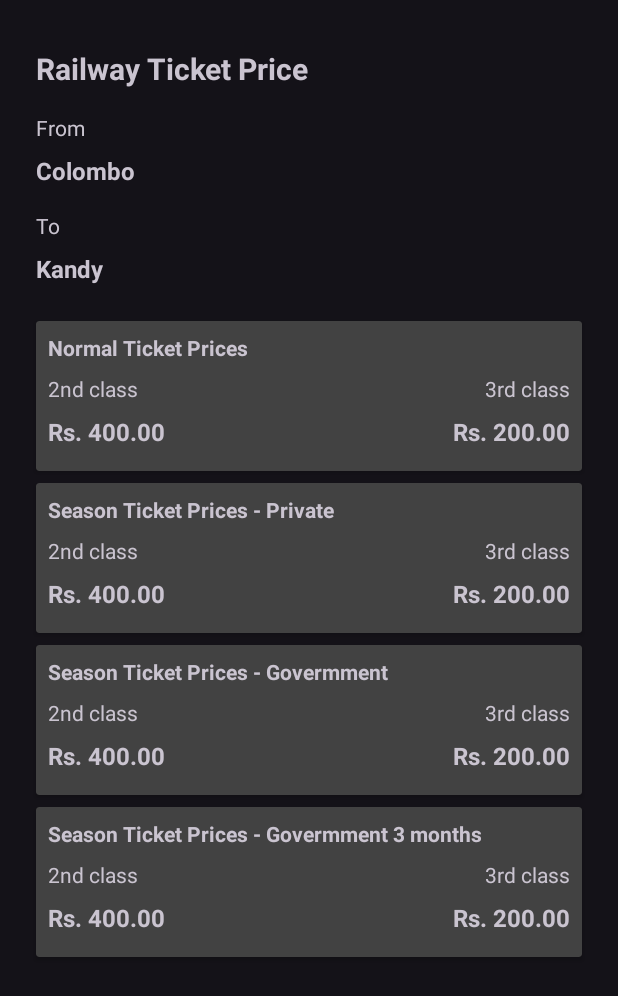
After one commit to sandikasath99/RailSynC_SriLanka, an Android app: the ViewTicketPricing screen opened directly, with no data from a screen before it, on a phone screen of 412 x 824 dp. The commit adds this screen. Shown: the top 996 px of the screen. Run offline under Robolectric (Android 15) with nearby library versions, the phone set to English and light mode, and no system bars.

Commit message:
Add view ticket price

```diff
--- a/app/src/main/AndroidManifest.xml
+++ b/app/src/main/AndroidManifest.xml
@@ -22,6 +22,9 @@
         android:supportsRtl="true"
         android:theme="@style/Theme.RailSynCSriLanka"
         tools:targetApi="31">
+        <activity
+            android:name=".ViewTicketPricing"
+            android:exported="false" />
         <activity
             android:name=".Search_Train_Shedule"
             android:exported="false" />
--- a/app/src/main/java/uk/ac/wlv/railsyncsrilanka/Ticket_Pricing.java
+++ b/app/src/main/java/uk/ac/wlv/railsyncsrilanka/Ticket_Pricing.java
@@ -2,13 +2,109 @@ package uk.ac.wlv.railsyncsrilanka;
 
 import androidx.appcompat.app.AppCompatActivity;
 
+import android.content.Intent;
 import android.os.Bundle;
+import android.view.View;
+import android.widget.AdapterView;
+import android.widget.ArrayAdapter;
+import android.widget.AutoCompleteTextView;
+import android.widget.Button;
+import android.widget.Toast;
+
+import java.util.ArrayList;
+
+import retrofit2.Call;
+import retrofit2.Callback;
+import retrofit2.Response;
+import retrofit2.Retrofit;
+import uk.ac.wlv.railsyncsrilanka.api.MyApiCall;
+import uk.ac.wlv.railsyncsrilanka.api.RetrofitClient;
+import uk.ac.wlv.railsyncsrilanka.model.StationModel;
 
 public class Ticket_Pricing extends AppCompatActivity {
+    private MyApiCall myApiCall;
+    private ArrayList<StationModel> stationModels;
+    AutoCompleteTextView autoCompleteTxt,autoCompleteTxt2;
+    ArrayAdapter<String> adapterItems,adapterItems2;
+
+    private String startStation,endStation;
+
 
     @Override
     protected void onCreate(Bundle savedInstanceState) {
         super.onCreate(savedInstanceState);
         setContentView(R.layout.activity_ticket_pricing);
+
+        Retrofit retrofitClient = RetrofitClient.getClient();
+
+        autoCompleteTxt = findViewById(R.id.ACT1);
+        autoCompleteTxt2 = findViewById(R.id.ACT2);
+
+        myApiCall=retrofitClient.create(MyApiCall.class);
+        Call<ArrayList<StationModel>> call = myApiCall.getStations();
+
+        call.enqueue(new Callback<ArrayList<StationModel>>() {
+            @Override
+            public void onResponse(Call<ArrayList<StationModel>> call, Response<ArrayList<StationModel>> response) {
+                stationModels=response.body();
+
+                // Initialize the items array
+                String[] items = new String[stationModels.size()];
+
+                for (int i = 0; i < stationModels.size(); i++) {
+                    // Get the current StationItem object
+                    StationModel stationModel = stationModels.get(i);
+                    // Extract the name and store it in the array
+                    items[i] = stationModel.getName();
+                }
+
+
+                adapterItems = new ArrayAdapter<String>(Ticket_Pricing.this, R.layout.list_item,items);
+                autoCompleteTxt.setAdapter(adapterItems);
+
+                adapterItems2 = new ArrayAdapter<String>(Ticket_Pricing.this, R.layout.list_item,items);
+                autoCompleteTxt2.setAdapter(adapterItems2);
+            }
+
+            @Override
+            public void onFailure(Call<ArrayList<StationModel>> call, Throwable t) {
+                Toast.makeText(Ticket_Pricing.this, "Fail", Toast.LENGTH_SHORT).show();
+                t.printStackTrace();
+            }
+        });
+
+        autoCompleteTxt.setOnItemClickListener(new AdapterView.OnItemClickListener(){
+            @Override
+            public void onItemClick(AdapterView<?> parent, View view, int position, long id) {
+                String item = parent.getItemAtPosition(position).toString();
+                startStation = item;
+            }
+        });
+
+        autoCompleteTxt2.setOnItemClickListener(new AdapterView.OnItemClickListener(){
+            @Override
+            public void onItemClick(AdapterView<?> parent, View view, int position, long id) {
+                String item = parent.getItemAtPosition(position).toString();
+                endStation = item;
+
+            }
+        });
+
+        findViewById(R.id.viewBtn).setOnClickListener(new View.OnClickListener() {
+            @Override
+            public void onClick(View v) {
+                if(startStation==null){
+                    Toast.makeText(Ticket_Pricing.this, "Please Select Start Station", Toast.LENGTH_SHORT).show();
+                }else if (endStation==null){
+                    Toast.makeText(Ticket_Pricing.this, "Please Select End Station", Toast.LENGTH_SHORT).show();
+                }else {
+                    Intent intent = new Intent(Ticket_Pricing.this, ViewTicketPricing.class);
+                    intent.putExtra("startStation",startStation);
+                    intent.putExtra("endStation",endStation);
+                    startActivity(intent);
+                }
+            }
+        });
+
     }
 }
--- /dev/null
+++ b/app/src/main/java/uk/ac/wlv/railsyncsrilanka/ViewTicketPricing.java
@@ -0,0 +1,24 @@
+package uk.ac.wlv.railsyncsrilanka;
+
+import android.os.Bundle;
+
+import androidx.activity.EdgeToEdge;
+import androidx.appcompat.app.AppCompatActivity;
+import androidx.core.graphics.Insets;
+import androidx.core.view.ViewCompat;
+import androidx.core.view.WindowInsetsCompat;
+
+public class ViewTicketPricing extends AppCompatActivity {
+
+    @Override
+    protected void onCreate(Bundle savedInstanceState) {
+        super.onCreate(savedInstanceState);
+        EdgeToEdge.enable(this);
+        setContentView(R.layout.activity_view_ticket_pricing);
+        ViewCompat.setOnApplyWindowInsetsListener(findViewById(R.id.main), (v, insets) -> {
+            Insets systemBars = insets.getInsets(WindowInsetsCompat.Type.systemBars());
+            v.setPadding(systemBars.left, systemBars.top, systemBars.right, systemBars.bottom);
+            return insets;
+        });
+    }
+}
--- a/app/src/main/java/uk/ac/wlv/railsyncsrilanka/api/MyApiCall.java
+++ b/app/src/main/java/uk/ac/wlv/railsyncsrilanka/api/MyApiCall.java
@@ -5,6 +5,7 @@ import java.util.ArrayList;
 import retrofit2.Call;
 import retrofit2.http.Field;
 import retrofit2.http.FormUrlEncoded;
+import retrofit2.http.GET;
 import retrofit2.http.POST;
 import uk.ac.wlv.railsyncsrilanka.model.StationModel;
 import uk.ac.wlv.railsyncsrilanka.model.TrainScheduleModel;
@@ -17,4 +18,8 @@ public interface MyApiCall {
     @FormUrlEncoded
     @POST("getScheduleTrains.php")
     Call<ArrayList<TrainScheduleModel>> getScheduleTrain(@Field("start") String start, @Field("end") String end,@Field("date") String date);
+
+    @GET("getStations.php")
+    Call<ArrayList<StationModel>> getStations();
+
 }
--- a/app/src/main/res/layout/activity_ticket_pricing.xml
+++ b/app/src/main/res/layout/activity_ticket_pricing.xml
@@ -133,6 +133,7 @@
             android:orientation="vertical">
 
             <androidx.cardview.widget.CardView
+                android:id="@+id/viewBtn"
                 android:layout_width="wrap_content"
                 android:layout_height="wrap_content"
                 android:clickable="true"
@@ -142,20 +143,20 @@
                 <LinearLayout
                     android:layout_width="340dp"
                     android:layout_height="40dp"
+                    android:layout_gravity="center"
+                    android:background="@color/material_dynamic_primary70"
                     android:gravity="center"
-                    android:background="@color/material_dynamic_primary70"
-                    android:layout_gravity="center"
                     android:orientation="vertical">
 
                     <TextView
                         android:id="@+id/textView248"
                         android:layout_width="wrap_content"
                         android:layout_height="wrap_content"
+                        android:fontFamily="@font/lato_black"
+                        android:text="VIEW Ticket / SEASON PRICES"
                         android:textAlignment="center"
                         android:textColor="@color/white"
-                        android:fontFamily="@font/lato_black"
-                        android:textSize="15dp"
-                        android:text="VIEW Ticket / SEASON PRICES" />
+                        android:textSize="15dp" />
                 </LinearLayout>
 
             </androidx.cardview.widget.CardView>
--- /dev/null
+++ b/app/src/main/res/layout/activity_view_ticket_pricing.xml
@@ -0,0 +1,339 @@
+<?xml version="1.0" encoding="utf-8"?>
+<androidx.constraintlayout.widget.ConstraintLayout xmlns:android="http://schemas.android.com/apk/res/android"
+    xmlns:app="http://schemas.android.com/apk/res-auto"
+    xmlns:tools="http://schemas.android.com/tools"
+    android:id="@+id/main"
+    android:layout_width="match_parent"
+    android:layout_height="match_parent"
+    tools:context=".ViewTicketPricing">
+
+    <TextView
+        android:id="@+id/textView245"
+        android:layout_width="wrap_content"
+        android:layout_height="wrap_content"
+        android:layout_marginStart="24dp"
+        android:layout_marginTop="32dp"
+        android:text="Railway Ticket Price"
+        android:textSize="20sp"
+        android:textStyle="bold"
+        app:layout_constraintStart_toStartOf="parent"
+        app:layout_constraintTop_toTopOf="parent" />
+
+    <TextView
+        android:id="@+id/textView247"
+        android:layout_width="wrap_content"
+        android:layout_height="wrap_content"
+        android:layout_marginTop="16dp"
+        android:text="From"
+        app:layout_constraintStart_toStartOf="@+id/textView245"
+        app:layout_constraintTop_toBottomOf="@+id/textView245" />
+
+    <TextView
+        android:id="@+id/textView249"
+        android:layout_width="wrap_content"
+        android:layout_height="wrap_content"
+        android:layout_marginTop="16dp"
+        android:text="To"
+        app:layout_constraintStart_toStartOf="@+id/textView250"
+        app:layout_constraintTop_toBottomOf="@+id/textView250" />
+
+    <TextView
+        android:id="@+id/textView250"
+        android:layout_width="wrap_content"
+        android:layout_height="wrap_content"
+        android:layout_marginTop="8dp"
+        android:text="Colombo"
+        android:textSize="16sp"
+        android:textStyle="bold"
+        app:layout_constraintStart_toStartOf="@+id/textView247"
+        app:layout_constraintTop_toBottomOf="@+id/textView247" />
+
+    <TextView
+        android:id="@+id/textView251"
+        android:layout_width="wrap_content"
+        android:layout_height="wrap_content"
+        android:layout_marginTop="8dp"
+        android:text="Kandy"
+        android:textSize="16sp"
+        android:textStyle="bold"
+        app:layout_constraintStart_toStartOf="@+id/textView249"
+        app:layout_constraintTop_toBottomOf="@+id/textView249" />
+
+    <androidx.cardview.widget.CardView
+        android:id="@+id/cardView"
+        android:layout_width="0dp"
+        android:layout_height="100dp"
+        android:layout_marginTop="24dp"
+        android:layout_marginEnd="24dp"
+        app:layout_constraintEnd_toEndOf="parent"
+        app:layout_constraintStart_toStartOf="@+id/textView251"
+        app:layout_constraintTop_toBottomOf="@+id/textView251">
+
+        <androidx.constraintlayout.widget.ConstraintLayout
+            android:layout_width="match_parent"
+            android:layout_height="match_parent">
+
+            <TextView
+                android:id="@+id/ticketTitle"
+                android:layout_width="wrap_content"
+                android:layout_height="wrap_content"
+                android:layout_marginStart="8dp"
+                android:layout_marginTop="8dp"
+                android:text="Normal Ticket Prices"
+                android:textSize="14sp"
+                android:textStyle="bold"
+                app:layout_constraintStart_toStartOf="parent"
+                app:layout_constraintTop_toTopOf="parent" />
+
+            <TextView
+                android:id="@+id/textView253"
+                android:layout_width="wrap_content"
+                android:layout_height="wrap_content"
+                android:layout_marginTop="8dp"
+                android:text="2nd class"
+                app:layout_constraintStart_toStartOf="@+id/ticketTitle"
+                app:layout_constraintTop_toBottomOf="@+id/ticketTitle" />
+
+            <TextView
+                android:id="@+id/textView256"
+                android:layout_width="wrap_content"
+                android:layout_height="wrap_content"
+                android:layout_marginEnd="8dp"
+                android:text="3rd class"
+                app:layout_constraintBottom_toBottomOf="@+id/textView253"
+                app:layout_constraintEnd_toEndOf="parent"
+                app:layout_constraintTop_toTopOf="@+id/textView253" />
+
+            <TextView
+                android:id="@+id/textView255"
+                android:layout_width="wrap_content"
+                android:layout_height="wrap_content"
+                android:layout_marginTop="8dp"
+                android:text="Rs. 400.00"
+                android:textSize="16sp"
+                android:textStyle="bold"
+                app:layout_constraintStart_toStartOf="@+id/textView253"
+                app:layout_constraintTop_toBottomOf="@+id/textView253" />
+
+            <TextView
+                android:id="@+id/textView254"
+                android:layout_width="wrap_content"
+                android:layout_height="wrap_content"
+                android:text="Rs. 200.00"
+                android:textSize="16sp"
+                android:textStyle="bold"
+                app:layout_constraintBottom_toBottomOf="@+id/textView255"
+                app:layout_constraintEnd_toEndOf="@+id/textView256"
+                app:layout_constraintTop_toTopOf="@+id/textView255" />
+        </androidx.constraintlayout.widget.ConstraintLayout>
+
+    </androidx.cardview.widget.CardView>
+
+    <androidx.cardview.widget.CardView
+        android:id="@+id/cardView2"
+        android:layout_width="0dp"
+        android:layout_height="100dp"
+        android:layout_marginTop="8dp"
+        app:layout_constraintEnd_toEndOf="@+id/cardView"
+        app:layout_constraintStart_toStartOf="@+id/cardView"
+        app:layout_constraintTop_toBottomOf="@+id/cardView">
+
+        <androidx.constraintlayout.widget.ConstraintLayout
+            android:layout_width="match_parent"
+            android:layout_height="match_parent">
+
+            <TextView
+                android:id="@+id/ticketTitle"
+                android:layout_width="wrap_content"
+                android:layout_height="wrap_content"
+                android:layout_marginStart="8dp"
+                android:layout_marginTop="8dp"
+                android:text="Season Ticket Prices - Private"
+                android:textSize="14sp"
+                android:textStyle="bold"
+                app:layout_constraintStart_toStartOf="parent"
+                app:layout_constraintTop_toTopOf="parent" />
+
+            <TextView
+                android:id="@+id/textView253"
+                android:layout_width="wrap_content"
+                android:layout_height="wrap_content"
+                android:layout_marginTop="8dp"
+                android:text="2nd class"
+                app:layout_constraintStart_toStartOf="@+id/ticketTitle"
+                app:layout_constraintTop_toBottomOf="@+id/ticketTitle" />
+
+            <TextView
+                android:id="@+id/textView256"
+                android:layout_width="wrap_content"
+                android:layout_height="wrap_content"
+                android:layout_marginEnd="8dp"
+                android:text="3rd class"
+                app:layout_constraintBottom_toBottomOf="@+id/textView253"
+                app:layout_constraintEnd_toEndOf="parent"
+                app:layout_constraintTop_toTopOf="@+id/textView253" />
+
+            <TextView
+                android:id="@+id/textView255"
+                android:layout_width="wrap_content"
+                android:layout_height="wrap_content"
+                android:layout_marginTop="8dp"
+                android:text="Rs. 400.00"
+                android:textSize="16sp"
+                android:textStyle="bold"
+                app:layout_constraintStart_toStartOf="@+id/textView253"
+                app:layout_constraintTop_toBottomOf="@+id/textView253" />
+
+            <TextView
+                android:id="@+id/textView254"
+                android:layout_width="wrap_content"
+                android:layout_height="wrap_content"
+                android:text="Rs. 200.00"
+                android:textSize="16sp"
+                android:textStyle="bold"
+                app:layout_constraintBottom_toBottomOf="@+id/textView255"
+                app:layout_constraintEnd_toEndOf="@+id/textView256"
+                app:layout_constraintTop_toTopOf="@+id/textView255" />
+
+        </androidx.constraintlayout.widget.ConstraintLayout>
+
+    </androidx.cardview.widget.CardView>
+
+    <androidx.cardview.widget.CardView
+        android:id="@+id/cardView3"
+        android:layout_width="0dp"
+        android:layout_height="100dp"
+        android:layout_marginTop="8dp"
+        app:layout_constraintEnd_toEndOf="@+id/cardView2"
+        app:layout_constraintStart_toStartOf="@+id/cardView2"
+        app:layout_constraintTop_toBottomOf="@+id/cardView2">
+
+        <androidx.constraintlayout.widget.ConstraintLayout
+            android:layout_width="match_parent"
+            android:layout_height="match_parent">
+
+            <TextView
+                android:id="@+id/ticketTitle"
+                android:layout_width="wrap_content"
+                android:layout_height="wrap_content"
+                android:layout_marginStart="8dp"
+                android:layout_marginTop="8dp"
+                android:text="Season Ticket Prices - Govermment"
+                android:textSize="14sp"
+                android:textStyle="bold"
+                app:layout_constraintStart_toStartOf="parent"
+                app:layout_constraintTop_toTopOf="parent" />
+
+            <TextView
+                android:id="@+id/textView253"
+                android:layout_width="wrap_content"
+                android:layout_height="wrap_content"
+                android:layout_marginTop="8dp"
+                android:text="2nd class"
+                app:layout_constraintStart_toStartOf="@+id/ticketTitle"
+                app:layout_constraintTop_toBottomOf="@+id/ticketTitle" />
+
+            <TextView
+                android:id="@+id/textView256"
+                android:layout_width="wrap_content"
+                android:layout_height="wrap_content"
+                android:layout_marginEnd="8dp"
+                android:text="3rd class"
+                app:layout_constraintBottom_toBottomOf="@+id/textView253"
+                app:layout_constraintEnd_toEndOf="parent"
+                app:layout_constraintTop_toTopOf="@+id/textView253" />
+
+            <TextView
+                android:id="@+id/textView255"
+                android:layout_width="wrap_content"
+                android:layout_height="wrap_content"
+                android:layout_marginTop="8dp"
+                android:text="Rs. 400.00"
+                android:textSize="16sp"
+                android:textStyle="bold"
+                app:layout_constraintStart_toStartOf="@+id/textView253"
+                app:layout_constraintTop_toBottomOf="@+id/textView253" />
+
+            <TextView
+                android:id="@+id/textView254"
+                android:layout_width="wrap_content"
+                android:layout_height="wrap_content"
+                android:text="Rs. 200.00"
+                android:textSize="16sp"
+                android:textStyle="bold"
+                app:layout_constraintBottom_toBottomOf="@+id/textView255"
+                app:layout_constraintEnd_toEndOf="@+id/textView256"
+                app:layout_constraintTop_toTopOf="@+id/textView255" />
+        </androidx.constraintlayout.widget.ConstraintLayout>
+
+    </androidx.cardview.widget.CardView>
+
+    <androidx.cardview.widget.CardView
+        android:layout_width="0dp"
+        android:layout_height="100dp"
+        android:layout_marginTop="8dp"
+        app:layout_constraintEnd_toEndOf="@+id/cardView2"
+        app:layout_constraintStart_toStartOf="@+id/cardView2"
+        app:layout_constraintTop_toBottomOf="@+id/cardView3">
+
+        <androidx.constraintlayout.widget.ConstraintLayout
+            android:layout_width="match_parent"
+            android:layout_height="match_parent">
+
+            <TextView
+                android:id="@+id/ticketTitle"
+                android:layout_width="wrap_content"
+                android:layout_height="wrap_content"
+                android:layout_marginStart="8dp"
+                android:layout_marginTop="8dp"
+                android:text="Season Ticket Prices - Govermment 3 months"
+                android:textSize="14sp"
+                android:textStyle="bold"
+                app:layout_constraintStart_toStartOf="parent"
+                app:layout_constraintTop_toTopOf="parent" />
+
+            <TextView
+                android:id="@+id/textView253"
+                android:layout_width="wrap_content"
+                android:layout_height="wrap_content"
+                android:layout_marginTop="8dp"
+                android:text="2nd class"
+                app:layout_constraintStart_toStartOf="@+id/ticketTitle"
+                app:layout_constraintTop_toBottomOf="@+id/ticketTitle" />
+
+            <TextView
+                android:id="@+id/textView256"
+                android:layout_width="wrap_content"
+                android:layout_height="wrap_content"
+                android:layout_marginEnd="8dp"
+                android:text="3rd class"
+                app:layout_constraintBottom_toBottomOf="@+id/textView253"
+                app:layout_constraintEnd_toEndOf="parent"
+                app:layout_constraintTop_toTopOf="@+id/textView253" />
+
+            <TextView
+                android:id="@+id/textView255"
+                android:layout_width="wrap_content"
+                android:layout_height="wrap_content"
+                android:layout_marginTop="8dp"
+                android:text="Rs. 400.00"
+                android:textSize="16sp"
+                android:textStyle="bold"
+                app:layout_constraintStart_toStartOf="@+id/textView253"
+                app:layout_constraintTop_toBottomOf="@+id/textView253" />
+
+            <TextView
+                android:id="@+id/textView254"
+                android:layout_width="wrap_content"
+                android:layout_height="wrap_content"
+                android:text="Rs. 200.00"
+                android:textSize="16sp"
+                android:textStyle="bold"
+                app:layout_constraintBottom_toBottomOf="@+id/textView255"
+                app:layout_constraintEnd_toEndOf="@+id/textView256"
+                app:layout_constraintTop_toTopOf="@+id/textView255" />
+        </androidx.constraintlayout.widget.ConstraintLayout>
+
+    </androidx.cardview.widget.CardView>
+
+</androidx.constraintlayout.widget.ConstraintLayout>
```
